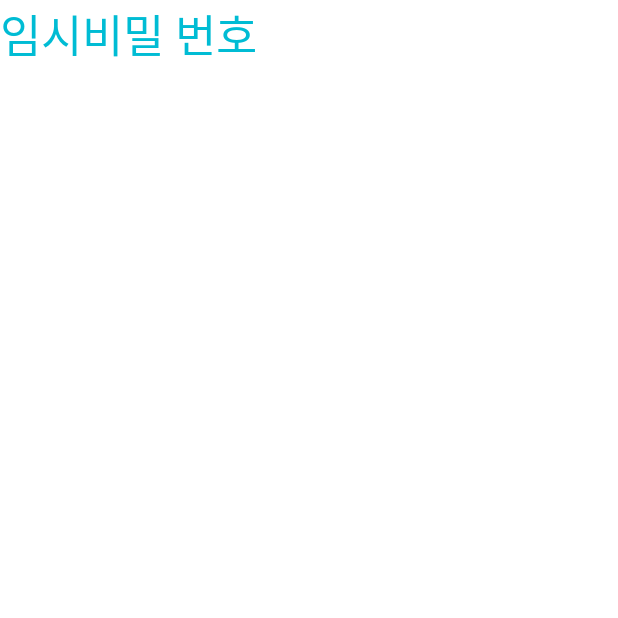
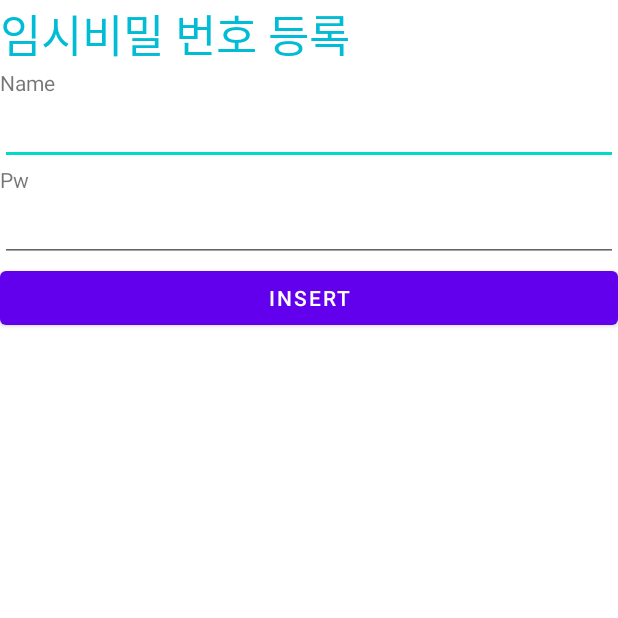
Before and after one commit to kjsu1994/Smart_Doorlock, an Android app: the ActivityOtp screen opened directly, with no data from a screen before it, on a phone screen of 412 x 824 dp, the top half of it. Run offline under Robolectric (Android 15) with nearby library versions, the light colour scheme and no system bars.

Commit message:
임시비밀번호 등록 DB 연동

```diff
--- a/app/src/main/AndroidManifest.xml
+++ b/app/src/main/AndroidManifest.xml
@@ -2,7 +2,10 @@
 <manifest xmlns:android="http://schemas.android.com/apk/res/android"
     package="iot.jinsu.smart_doorlock">
 
+    <uses-permission android:name="android.permission.INTERNET" />
+
     <application
+        android:usesCleartextTraffic="true"
         android:allowBackup="true"
         android:icon="@mipmap/ic_launcher"
         android:label="@string/app_name"
--- a/app/src/main/res/layout/activity_otp.xml
+++ b/app/src/main/res/layout/activity_otp.xml
@@ -1,17 +1,50 @@
 <?xml version="1.0" encoding="utf-8"?>
-<androidx.constraintlayout.widget.ConstraintLayout xmlns:android="http://schemas.android.com/apk/res/android"
+<LinearLayout xmlns:android="http://schemas.android.com/apk/res/android"
     xmlns:app="http://schemas.android.com/apk/res-auto"
     xmlns:tools="http://schemas.android.com/tools"
     android:layout_width="match_parent"
     android:layout_height="match_parent"
+    android:orientation="vertical"
     tools:context=".ActivityOtp">
 
     <TextView
         android:layout_width="wrap_content"
         android:layout_height="wrap_content"
-        android:text="임시비밀 번호"
+        android:text="임시비밀 번호 등록"
         android:textSize="30dp"
         android:textColor="@color/blue"
         />
+    <TextView
+        android:layout_width="wrap_content"
+        android:layout_height="wrap_content"
+        android:text="Name"
+        android:id="@+id/textView_main_name" />
 
-</androidx.constraintlayout.widget.ConstraintLayout>
+    <EditText
+        android:layout_width="match_parent"
+        android:layout_height="wrap_content"
+        android:id="@+id/editText_main_name" />
+
+    <TextView
+        android:layout_width="wrap_content"
+        android:layout_height="wrap_content"
+        android:text="Pw"
+        android:id="@+id/textView_main_pw" />
+
+    <EditText
+        android:layout_width="match_parent"
+        android:layout_height="wrap_content"
+        android:id="@+id/editText_main_pw" />
+
+    <Button
+        android:layout_width="match_parent"
+        android:layout_height="wrap_content"
+        android:text="Insert"
+        android:id="@+id/button_main_insert" />
+
+    <TextView
+        android:layout_width="match_parent"
+        android:layout_height="250dp"
+        android:id="@+id/textView_main_result" />
+
+</LinearLayout>
```
Also changed, not shown: app/src/main/java/iot/jinsu/smart_doorlock/ActivityOtp.java (+141 -0 lines), app/src/main/java/iot/jinsu/smart_doorlock/activity_log.java (line endings or trailing spaces).
